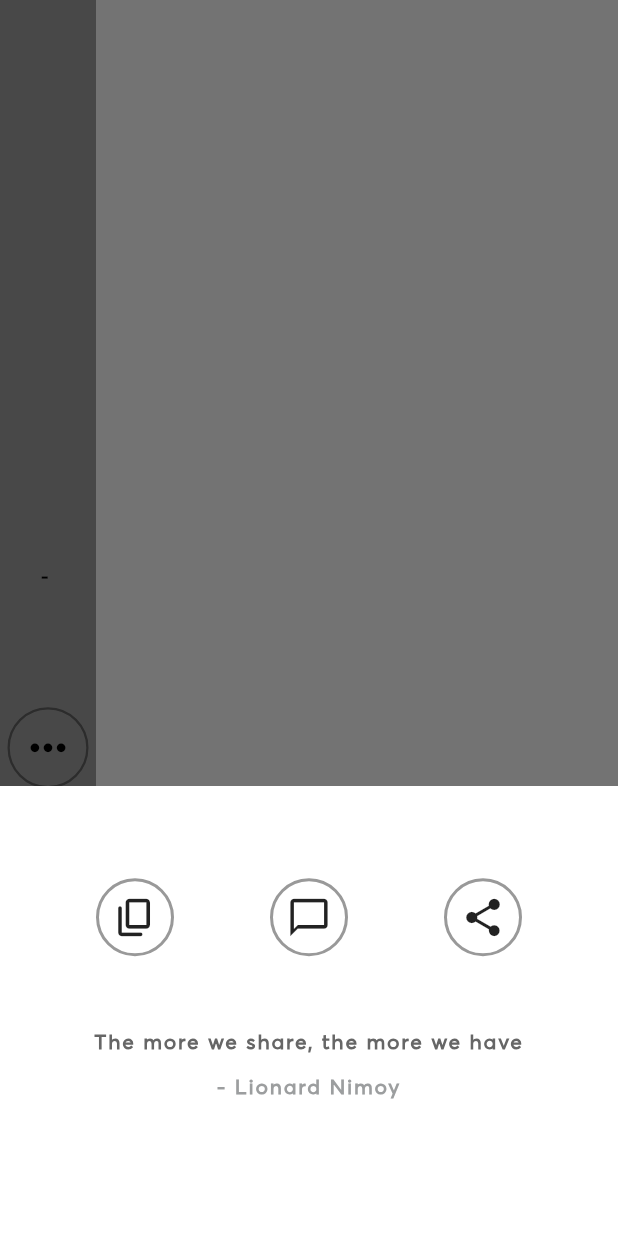
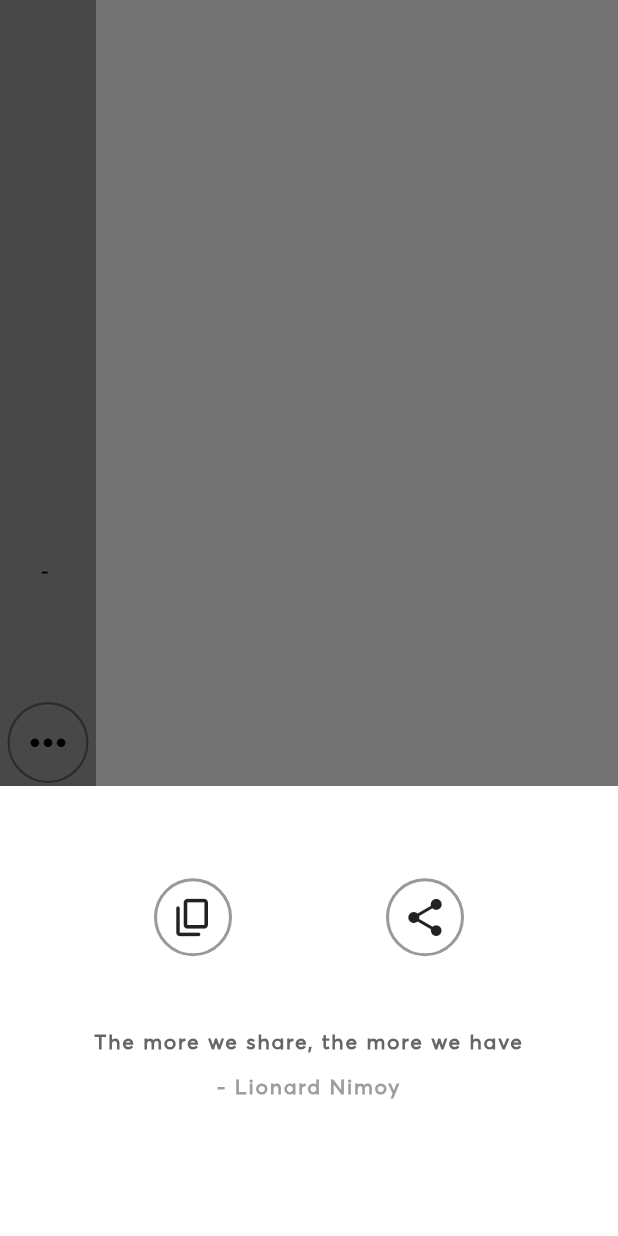
Before and after one commit to ijaspreetsinghh/QuoteGenerator, a Flutter app: the MainContentViewBuilder widget shown alone on an empty page, opened directly with empty values, after a tap on the "keyboard control" icon, on a phone screen of 412 x 824 dp. Run offline on Flutter 3.47's test engine with Material 2 defaults, Android fonts, the phone set to English and light mode, and no system bars; our stand-ins replace firebase_core; missing offline and left inert: social_share; accounts and stored records are empty; network calls fail.

```diff
--- a/lib/components.dart
+++ b/lib/components.dart
@@ -2,6 +2,7 @@ import 'package:flutter/cupertino.dart';
 import 'package:flutter/material.dart';
 import 'package:social_share/social_share.dart';
 import 'constants.dart';
+import 'dart:math';
 
 class EndDrawerCTABuilder extends StatelessWidget {
   final String title;
@@ -110,22 +111,9 @@ class _MainContentViewBuilderState extends State<MainContentViewBuilder> {
                               Icons.copy_rounded,
                               size: 30,
                             ),
-                            onPressed: () =>
-                                SocialShare.copyToClipboard(_sharableContent)),
-                      ),
-                      Container(
-                        decoration: BoxDecoration(
-                            borderRadius: BorderRadius.circular(50),
-                            border: Border.all(
-                                color: kPrimaryColor.withOpacity(.4),
-                                width: 2)),
-                        child: IconButton(
-                            icon: Icon(
-                              Icons.messenger_outline_outlined,
-                              size: 30,
-                            ),
-                            onPressed: () =>
-                                SocialShare.shareSms(_sharableContent)),
+                            onPressed: () {
+                              SocialShare.copyToClipboard(_sharableContent);
+                            }),
                       ),
                       Container(
                         decoration: BoxDecoration(
@@ -186,9 +174,10 @@ class _MainContentViewBuilderState extends State<MainContentViewBuilder> {
             child: Text(
               widget.content,
               textAlign: TextAlign.center,
-              maxLines: 7,
-              style:
-                  kQuoteDomaineDisplayTextStyle.copyWith(color: kPrimaryColor),
+              style: kQuoteDomaineDisplayTextStyle.copyWith(
+                  color: kPrimaryColor,
+                  fontFamily: kListOfFontFamily[Random().nextInt(5)],
+                  fontSize: widget.content.length >= 130 ? 22 : 28),
             ),
           ),
           SizedBox(
--- a/lib/constants.dart
+++ b/lib/constants.dart
@@ -5,14 +5,22 @@ const kAccentColor = Color(0xff333333);
 const kSecondaryColor = Color(0xff666666);
 const kGrayColor = Color(0xff9c9e9f);
 const kWhiteColor = Colors.white;
-const kAverta = 'Averta';
-const kAharoni = 'Aharoni';
-const kBlackOut = 'BlackOut';
-const kDomaineDisplay = 'DomaineDisplay';
-const kThinkingOfBetty = 'ThinkingOfBetty';
-const kGameOfThrones = 'GameOfThrones';
+const String kAverta = 'Averta';
+const String kAharoni = 'Aharoni';
+const String kBlackOut = 'BlackOut';
+const String kDomaineDisplay = 'DomaineDisplay';
+const String kThinkingOfBetty = 'ThinkingOfBetty';
+const String kGameOfThrones = 'GameOfThrones';
 const kHPadding = 16.0;
 const kVPadding = 10.0;
+const kListOfFontFamily = [
+  kGameOfThrones,
+  kAverta,
+  kAharoni,
+  kThinkingOfBetty,
+  kBlackOut,
+  kDomaineDisplay
+];
 const kAvertaTextStyle = TextStyle(
   letterSpacing: 1.2,
   fontSize: 18.0,
--- a/lib/enddrawer.dart
+++ b/lib/enddrawer.dart
@@ -40,7 +40,7 @@ class EndDrawer extends StatelessWidget {
                   height: kVPadding * 2,
                 ),
                 Text(
-                  'Jonathan Jordan',
+                  'Quote Generator',
                   style: kAvertaTextStyle.copyWith(
                       color: Colors.black,
                       fontWeight: FontWeight.bold,
--- a/pubspec.yaml
+++ b/pubspec.yaml
@@ -30,6 +30,8 @@ dependencies:
   provider: ^5.0.0
   http: any
   social_share: ^2.1.1
+  firebase_core: ^1.0.1
+
 
 dev_dependencies:
   flutter_test:
```
Also changed, not shown: lib/app.dart (+17 -1 lines), lib/main.dart (+5 -2 lines), pubspec.lock, 4 other files.
